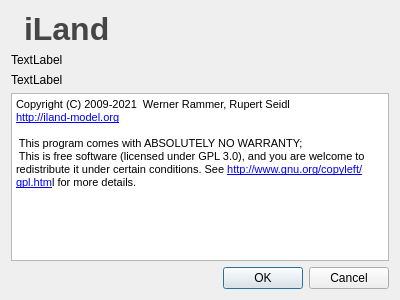
Qt form src/iland/aboutdialog.ui (edfm-tum/iland-model) before a commit.
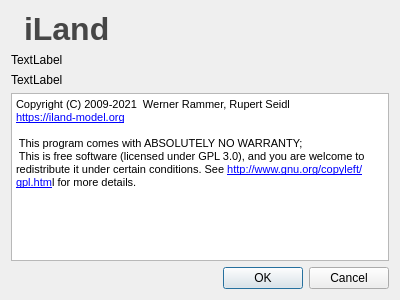
The same form after that commit. Icons and pictures are not drawn.

Commit message: fixed iLand URL (switch to https instead of http)

Patch:
```diff
--- a/src/iland/aboutdialog.ui
+++ b/src/iland/aboutdialog.ui
@@ -112,7 +112,7 @@
 p, li { white-space: pre-wrap; }
 &lt;/style&gt;&lt;/head&gt;&lt;body style=&quot; font-family:'MS Shell Dlg 2'; font-size:8.25pt; font-weight:400; font-style:normal;&quot;&gt;
 &lt;p style=&quot; margin-top:0px; margin-bottom:0px; margin-left:0px; margin-right:0px; -qt-block-indent:0; text-indent:0px;&quot;&gt;&lt;span style=&quot; font-size:8pt;&quot;&gt;Copyright (C) 2009-2021  Werner Rammer, Rupert Seidl&lt;/span&gt;&lt;/p&gt;
-&lt;p style=&quot; margin-top:0px; margin-bottom:0px; margin-left:0px; margin-right:0px; -qt-block-indent:0; text-indent:0px;&quot;&gt;&lt;a href=&quot;http://iland-model.org&quot;&gt;&lt;span style=&quot; font-size:8pt; text-decoration: underline; color:#0000ff;&quot;&gt;http://iland-model.org&lt;/span&gt;&lt;/a&gt;&lt;/p&gt;
+&lt;p style=&quot; margin-top:0px; margin-bottom:0px; margin-left:0px; margin-right:0px; -qt-block-indent:0; text-indent:0px;&quot;&gt;&lt;a href=&quot;https://iland-model.org&quot;&gt;&lt;span style=&quot; font-size:8pt; text-decoration: underline; color:#0000ff;&quot;&gt;https://iland-model.org&lt;/span&gt;&lt;/a&gt;&lt;/p&gt;
 &lt;p style=&quot;-qt-paragraph-type:empty; margin-top:0px; margin-bottom:0px; margin-left:0px; margin-right:0px; -qt-block-indent:0; text-indent:0px; font-size:8pt;&quot;&gt;&lt;br /&gt;&lt;/p&gt;
 &lt;p style=&quot; margin-top:0px; margin-bottom:0px; margin-left:0px; margin-right:0px; -qt-block-indent:0; text-indent:0px;&quot;&gt;&lt;span style=&quot; font-size:8pt;&quot;&gt; This program comes with ABSOLUTELY NO WARRANTY; &lt;/span&gt;&lt;/p&gt;
 &lt;p style=&quot; margin-top:0px; margin-bottom:0px; margin-left:0px; margin-right:0px; -qt-block-indent:0; text-indent:0px;&quot;&gt;&lt;span style=&quot; font-size:8pt;&quot;&gt; This is free software (licensed under GPL 3.0), and you are welcome to redistribute it under certain conditions. See &lt;/span&gt;&lt;a href=&quot;http://www.gnu.org/copyleft/gpl.htm&quot;&gt;&lt;span style=&quot; font-size:8pt; text-decoration: underline; color:#0000ff;&quot;&gt;http://www.gnu.org/copyleft/gpl.htm&lt;/span&gt;&lt;/a&gt;&lt;span style=&quot; font-size:8pt;&quot;&gt;l for more details.&lt;/span&gt;&lt;/p&gt;&lt;/body&gt;&lt;/html&gt;</string>
```
The commit also changes 262 other files.
